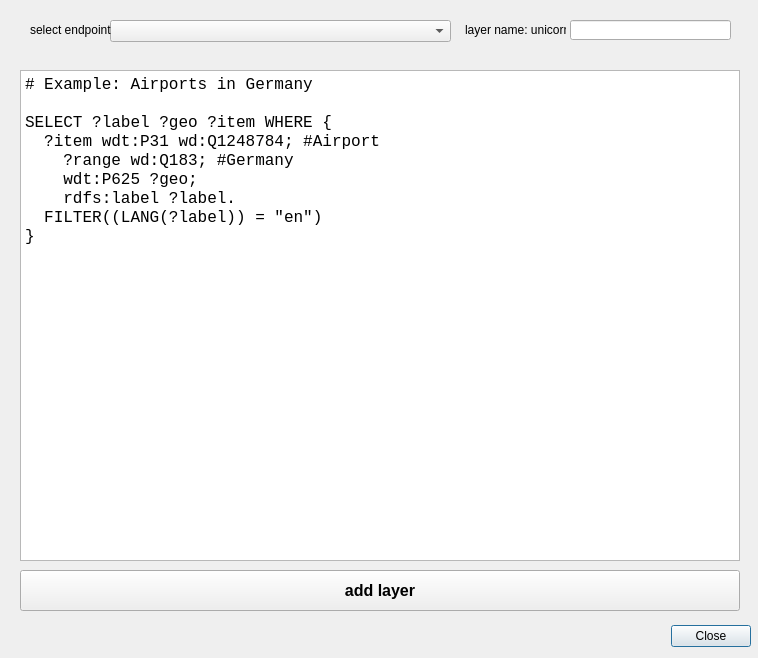
First picture: the form in sparql_unicorn/sparql_unicorn_dialog_base.ui, repository sparqlunicorn/sparqlunicornGoesGIS, before the edit.
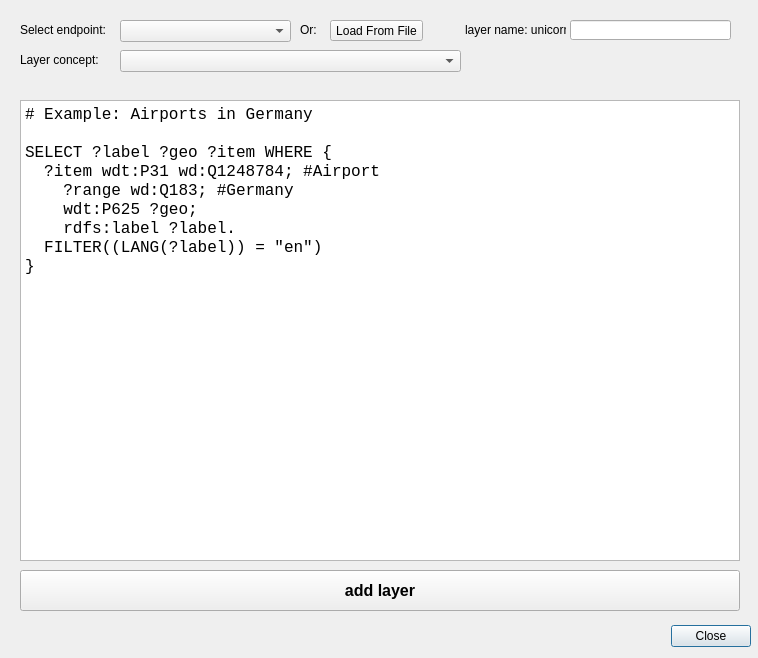
Second picture: the form after the edit.

Commit message: Prepared loading of ttl files

```diff
--- a/sparql_unicorn/sparql_unicorn_dialog_base.ui
+++ b/sparql_unicorn/sparql_unicorn_dialog_base.ui
@@ -33,9 +33,9 @@
    <property name="geometry">
     <rect>
      <x>20</x>
-     <y>70</y>
+     <y>100</y>
      <width>720</width>
-     <height>491</height>
+     <height>461</height>
     </rect>
    </property>
    <property name="font">
@@ -102,9 +102,9 @@
   <widget class="QComboBox" name="comboBox">
    <property name="geometry">
     <rect>
-     <x>110</x>
+     <x>120</x>
      <y>20</y>
-     <width>341</width>
+     <width>171</width>
      <height>22</height>
     </rect>
    </property>
@@ -112,14 +112,63 @@
   <widget class="QLabel" name="label_2">
    <property name="geometry">
     <rect>
-     <x>30</x>
+     <x>20</x>
      <y>20</y>
-     <width>81</width>
+     <width>91</width>
      <height>20</height>
     </rect>
    </property>
    <property name="text">
-    <string>select endpoint:</string>
+    <string>Select endpoint:</string>
+   </property>
+  </widget>
+  <widget class="QComboBox" name="layerconcepts">
+   <property name="geometry">
+    <rect>
+     <x>120</x>
+     <y>50</y>
+     <width>341</width>
+     <height>22</height>
+    </rect>
+   </property>
+  </widget>
+  <widget class="QLabel" name="label_3">
+   <property name="geometry">
+    <rect>
+     <x>20</x>
+     <y>50</y>
+     <width>91</width>
+     <height>20</height>
+    </rect>
+   </property>
+   <property name="text">
+    <string>Layer concept:</string>
+   </property>
+  </widget>
+  <widget class="QPushButton" name="loadFileButton">
+   <property name="geometry">
+    <rect>
+     <x>330</x>
+     <y>20</y>
+     <width>93</width>
+     <height>21</height>
+    </rect>
+   </property>
+   <property name="text">
+    <string>Load From File</string>
+   </property>
+  </widget>
+  <widget class="QLabel" name="label_4">
+   <property name="geometry">
+    <rect>
+     <x>300</x>
+     <y>20</y>
+     <width>31</width>
+     <height>20</height>
+    </rect>
+   </property>
+   <property name="text">
+    <string>Or:</string>
    </property>
   </widget>
  </widget>
```
The commit also changes 1 other file.
